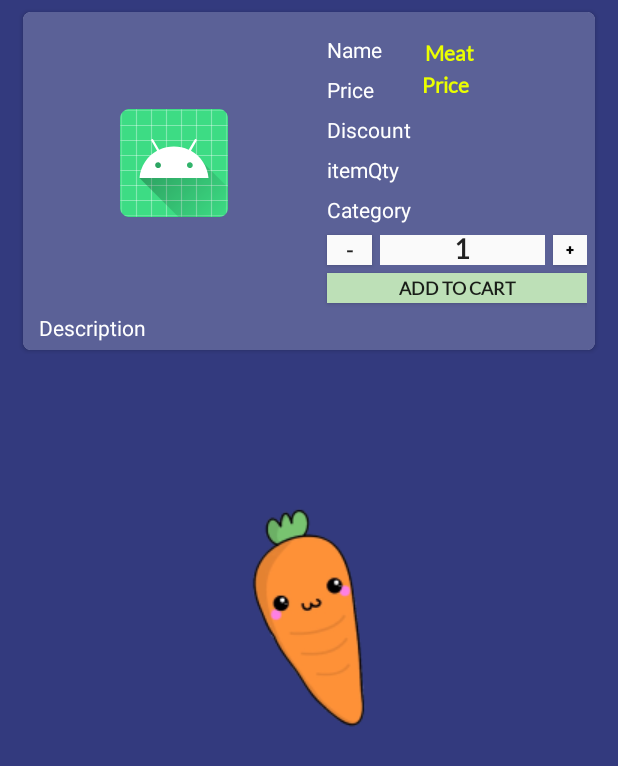
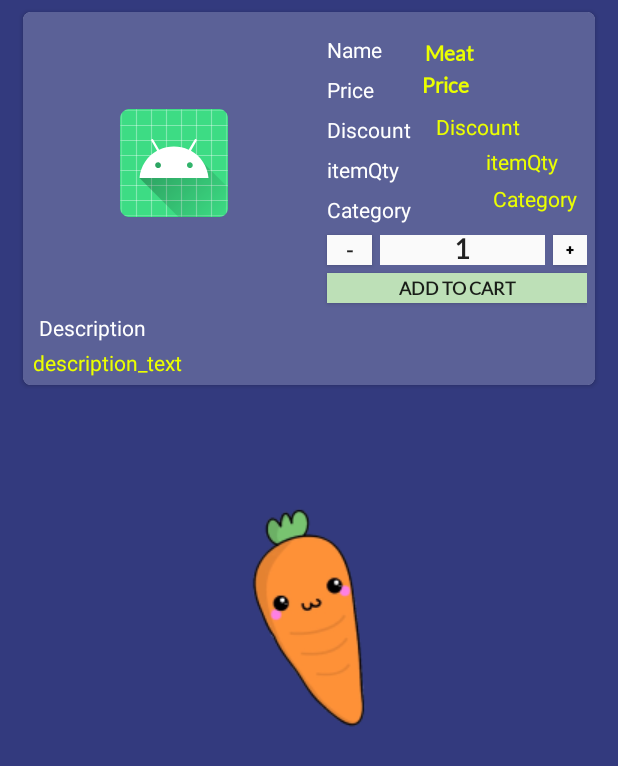
Before and after one commit to codetopper/SE, an Android app: the layout search_display.xml on its own in the app's theme, with its tools: preview values and no code run, on a phone screen of 412 x 824 dp. Shown: the top 766 px of the screen. Run offline under Robolectric (Android 15) with nearby library versions, the phone set to English and light mode, and no system bars; network calls fail; Roboto replaces fonts that are not available here.

Commit message:
fill in details for search

```diff
--- a/Karat/app/src/main/res/layout/search_display.xml
+++ b/Karat/app/src/main/res/layout/search_display.xml
@@ -207,6 +207,59 @@
                 android:text="Description"
                 android:textColor="#FFFFFF" />
 
+            <TextView
+                android:id="@+id/qty_widget"
+                android:layout_width="wrap_content"
+                android:layout_height="wrap_content"
+                android:layout_below="@+id/disc_widget"
+                android:layout_alignParentStart="true"
+                android:layout_alignParentLeft="true"
+                android:layout_marginStart="303dp"
+                android:layout_marginLeft="303dp"
+                android:layout_marginTop="4dp"
+                android:text="itemQty"
+                android:textColor="#EBFF00" />
+
+            <TextView
+                android:id="@+id/disc_widget"
+                android:layout_width="wrap_content"
+                android:layout_height="wrap_content"
+                android:layout_below="@+id/price_widget"
+                android:layout_alignParentStart="true"
+                android:layout_alignParentLeft="true"
+                android:layout_marginStart="270dp"
+                android:layout_marginLeft="270dp"
+                android:layout_marginTop="9dp"
+                android:text="Discount"
+                android:textColor="#EBFF00" />
+
+            <TextView
+                android:id="@+id/category_widget"
+                android:layout_width="wrap_content"
+                android:layout_height="wrap_content"
+                android:layout_below="@+id/qty_widget"
+                android:layout_alignParentStart="true"
+                android:layout_alignParentLeft="true"
+                android:layout_marginStart="308dp"
+                android:layout_marginLeft="308dp"
+                android:layout_marginTop="5dp"
+                android:text="Category"
+                android:textColor="#EBFF00" />
+
+            <TextView
+                android:id="@+id/description_text"
+                android:layout_width="match_parent"
+                android:layout_height="wrap_content"
+                android:layout_below="@+id/imageview_widget"
+                android:layout_alignParentStart="true"
+                android:layout_alignParentLeft="true"
+                android:layout_marginStart="1dp"
+                android:layout_marginLeft="1dp"
+                android:layout_marginTop="33dp"
+                android:maxLines="5"
+                android:text="description_text"
+                android:textColor="#EBFF00" />
+
         </RelativeLayout>
 
 
```
Also changed, not shown: Karat/app/src/main/java/com/example/karat/Customer/CHome/StaggeredRecyclerViewAdapter.java (+119 -51 lines).
